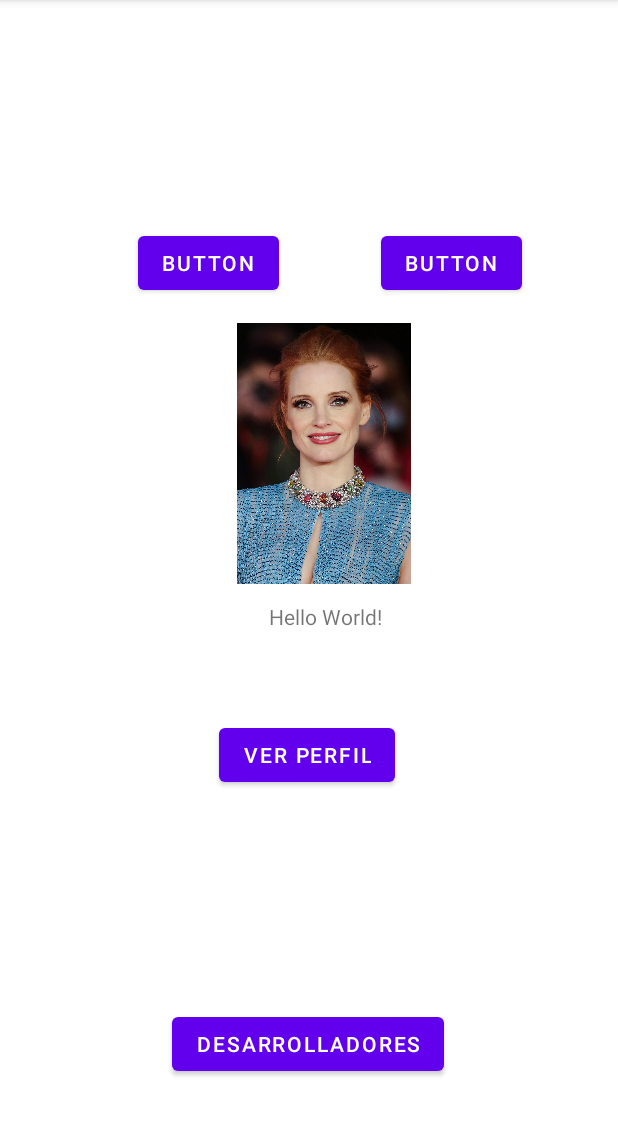
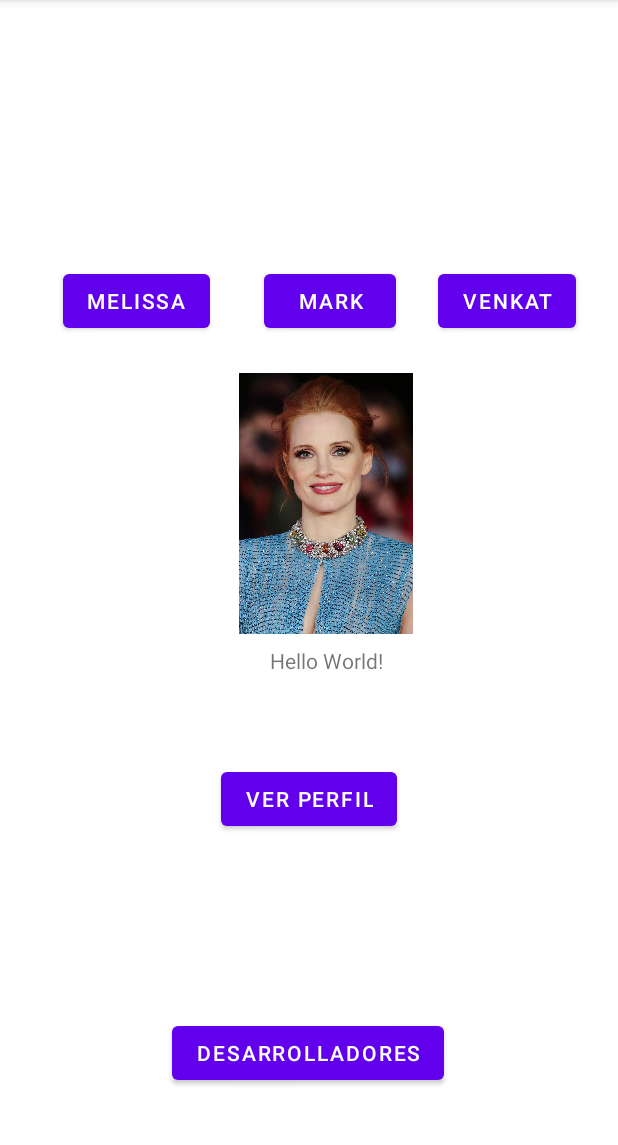
Before and after one commit to majo08velas/finalMoviles, an Android app: the screen it shows after launch (MainActivity), on a phone screen of 412 x 824 dp, the part 84-1229 px from its top. Run offline under Robolectric (Android 15) with nearby library versions, the phone set to English and light mode, and no system bars.

Commit message:
Nuevo Actor, nuevos atributos, función "setCharacter"

```diff
--- a/app/src/main/java/com/example/myapplication/Actor.kt
+++ b/app/src/main/java/com/example/myapplication/Actor.kt
@@ -1,3 +1,29 @@
 package com.example.myapplication
 
-open class Actor(val fistName: String, val age: Int, val image:Int)
+import android.os.Build
+import androidx.annotation.RequiresApi
+import java.time.LocalDate
+import java.time.temporal.ChronoUnit
+import java.util.*
+
+open class Actor(val fistName: String, val lastName: String, val image:Int, val bornDate: String){
+
+    val awards = arrayOf("")
+    val movies = arrayOf("El Marciano")
+    val instagram: String = ""
+
+    @RequiresApi(Build.VERSION_CODES.O)
+    fun showsAge():String{
+        val dateNow = LocalDate.now()
+        LocalDate.parse(bornDate)
+        return ChronoUnit.YEARS.between(LocalDate.parse(bornDate), dateNow).toString()
+
+    }
+}
+
+/*
+*
+* picture: File
+* web: [Url] = Uri.parse
+* instagram: String
+*/
--- a/app/src/main/java/com/example/myapplication/Character.kt
+++ b/app/src/main/java/com/example/myapplication/Character.kt
@@ -1,3 +1,3 @@
 package com.example.myapplication
 
-open class Character(val name:String, val lastName:String, val profession:String, val actorName:Actor)
+open class Character(val name:String, val lastName:String, val profession:String, val rol:String, val actorName:Actor)
--- a/app/src/main/java/com/example/myapplication/MainActivity.kt
+++ b/app/src/main/java/com/example/myapplication/MainActivity.kt
@@ -1,57 +1,55 @@
 package com.example.myapplication
 
 import android.content.Intent
-import androidx.appcompat.app.AppCompatActivity
+import android.os.Build
 import android.os.Bundle
+import android.util.Log
 import android.widget.Button
 import android.widget.ImageView
 import android.widget.TextView
+import androidx.annotation.RequiresApi
+import androidx.appcompat.app.AppCompatActivity
 import com.example.myapplication.ActorPrefs.Companion.prefs
+import java.util.*
 
+// Valor por Defecto
+var actor = Actor("Matt", "Damon", R.drawable.matt, "1970-09-08")
+
+@RequiresApi(Build.VERSION_CODES.O)
 class MainActivity : AppCompatActivity() {
+
+
     override fun onCreate(savedInstanceState: Bundle?) {
         super.onCreate(savedInstanceState)
         setContentView(R.layout.activity_main)
 
         val buttonUno: Button = findViewById(R.id.button)
         val buttonDos: Button = findViewById(R.id.button2)
+        val buttonTres: Button = findViewById(R.id.buttonVenkat)
         val buttonProfileActor:Button = findViewById(R.id.button4)
 
         val buttonDesarrolladores: Button = findViewById(R.id.button3)
 
-        val imageView: ImageView = findViewById(R.id.imageView)
+        val actor1 = Actor("Matt", "Damon", R.drawable.matt, "1970-09-08")
+        val actor2 = Actor("Jessica", "Chastain",R.drawable.jessica, "1977-02-24" )
+        val actor3 = Actor("Chiwetel ", "Ejiofor",R.drawable.chiwetel, "1977-06-10" )
+        val character1 = Character("Mark","Watney", "Astronauta","Principal",actor1)
+        val character2 = Character("Melissa","Lewis", "Astronauta","Principal",actor2)
+        val character3 = Character("Venkat","Kapoor", "Astronauta","Secundario", actor3)
 
-        val text: TextView = findViewById(R.id.cambiese)
+        setDataCharacter(buttonUno,character1,actor1)
+        setDataCharacter(buttonDos,character2,actor2)
+        setDataCharacter(buttonTres,character3,actor3)
 
-
-
-
-        val actor1 = Actor("Matt", 12, R.drawable.matt)
-        val actor2 = Actor("Jessica", 43,R.drawable.jessica )
-        val character1 = Character("Mark","Watney", "Astronauta",actor1)
-        val character2 = Character("Melissa","Lewis", "Astronauta",actor2)
-
-        // Valor por Defecto
-        var actor:Actor = Actor("Jessica", 43,R.drawable.jessica )
-
-        buttonUno.setOnClickListener {
-            text.text = "${character1.name} ${character1.lastName}"
-            imageView.setImageResource(actor1.image)
-            actor = actor1
-
-        }
-
-        buttonDos.setOnClickListener {
-            text.text = "${character2.name} ${character2.lastName}"
-            imageView.setImageResource(actor2.image)
-            actor = actor2
-
-        }
 
         buttonProfileActor.setOnClickListener {
             val i = Intent(this, ProfileActor::class.java)
-            prefs.saveName("name",actor.fistName)
-            prefs.saveImage("image",actor.image)
+            prefs.run {
+                saveFullName("${actor.fistName} ${actor.lastName}" )
+                saveDateBorn(actor.bornDate)
+                saveImage(actor.image)
+                saveMovies(actor.movies)
+            }
             startActivity(i)
         }
 
@@ -59,6 +57,18 @@ class MainActivity : AppCompatActivity() {
             val dialog = CustomAbout()
             dialog.show(supportFragmentManager, "Custom About Me")
         }
+    }
 
+    private fun setDataCharacter(btnCharacter:Button, character: Character, actorAux: Actor){
+        val imageView: ImageView = findViewById(R.id.imageView)
+        val text: TextView = findViewById(R.id.cambiese)
+
+        btnCharacter.setOnClickListener{
+            text.text = "${character.name} ${character.lastName}"
+            imageView.setImageResource(actorAux.image)
+            val yearsOld = actorAux.showsAge()
+            Log.d("Años", yearsOld)
+            actor = actorAux
+        }
     }
 }
--- a/app/src/main/java/com/example/myapplication/ProfileActor.kt
+++ b/app/src/main/java/com/example/myapplication/ProfileActor.kt
@@ -1,6 +1,7 @@
 package com.example.myapplication
 
 
+import android.annotation.SuppressLint
 import androidx.appcompat.app.AppCompatActivity
 import android.os.Bundle
 import android.widget.ImageView
@@ -14,10 +15,11 @@ class ProfileActor : AppCompatActivity() {
         setContentView(R.layout.activity_profile_actor)
 
         val text: TextView = findViewById(R.id.actor_name_text)
+        val dateBorn: TextView = findViewById(R.id.actor_born_text)
         val imageView: ImageView = findViewById(R.id.imageView3)
 
-
-        text.text = prefs.getName()
+        text.text = "${prefs.getFullName()}"
+        dateBorn.text = prefs.getDateBorn()
         imageView.setImageResource(prefs.getImage())
 
     }
--- a/app/src/main/res/layout/activity_main.xml
+++ b/app/src/main/res/layout/activity_main.xml
@@ -7,29 +7,6 @@
     tools:context=".MainActivity"
     android:layout_gravity="center">
 
-    <ImageView
-        android:id="@+id/imageView"
-        android:layout_width="237dp"
-        android:layout_height="174dp"
-        android:layout_marginBottom="12dp"
-        android:src="@drawable/jessica"
-        app:layout_constraintBottom_toTopOf="@+id/cambiese"
-        app:layout_constraintEnd_toEndOf="parent"
-        app:layout_constraintHorizontal_bias="0.557"
-        app:layout_constraintStart_toStartOf="parent" />
-
-    <Button
-        android:id="@+id/button2"
-        android:layout_width="wrap_content"
-        android:layout_height="wrap_content"
-        android:layout_marginEnd="48dp"
-        android:layout_marginBottom="16dp"
-        android:text="Button"
-        app:layout_constraintBottom_toTopOf="@+id/imageView"
-        app:layout_constraintEnd_toStartOf="@+id/button"
-        app:layout_constraintHorizontal_bias="0.819"
-        app:layout_constraintStart_toStartOf="parent" />
-
     <Button
         android:id="@+id/button4"
         android:layout_width="wrap_content"
@@ -37,20 +14,10 @@
         android:text="Ver perfil"
         app:layout_constraintBottom_toTopOf="@+id/button3"
         app:layout_constraintEnd_toEndOf="parent"
-        app:layout_constraintHorizontal_bias="0.496"
         app:layout_constraintStart_toStartOf="parent"
         app:layout_constraintTop_toBottomOf="@+id/cambiese"
-        app:layout_constraintVertical_bias="0.289" />
-
-    <Button
-        android:id="@+id/button"
-        android:layout_width="wrap_content"
-        android:layout_height="wrap_content"
-        android:layout_marginEnd="64dp"
-        android:layout_marginBottom="16dp"
-        android:text="Button"
-        app:layout_constraintBottom_toTopOf="@+id/imageView"
-        app:layout_constraintEnd_toEndOf="parent" />
+        app:layout_constraintVertical_bias="0.327"
+        />
 
     <TextView
         android:id="@+id/cambiese"
@@ -61,10 +28,55 @@
         android:text="Hello World!"
         app:layout_constraintBottom_toBottomOf="parent"
         app:layout_constraintEnd_toEndOf="parent"
-        app:layout_constraintHorizontal_bias="0.532"
+        app:layout_constraintHorizontal_bias="0.535"
         app:layout_constraintStart_toStartOf="parent"
         app:layout_constraintTop_toTopOf="parent"
-        app:layout_constraintVertical_bias="0.536" />
+        app:layout_constraintVertical_bias="0.575" />
+
+    <Button
+        android:id="@+id/button"
+        android:layout_width="wrap_content"
+        android:layout_height="wrap_content"
+        android:layout_marginEnd="28dp"
+        android:layout_marginBottom="24dp"
+        android:text="Mark"
+        app:layout_constraintBottom_toTopOf="@+id/imageView"
+        app:layout_constraintEnd_toStartOf="@+id/buttonVenkat" />
+
+    <Button
+        android:id="@+id/button2"
+        android:layout_width="wrap_content"
+        android:layout_height="wrap_content"
+        android:layout_marginEnd="30dp"
+        android:layout_marginStart="10dp"
+        android:layout_marginBottom="24dp"
+        android:text="Melissa"
+        app:layout_constraintBottom_toTopOf="@+id/imageView"
+        app:layout_constraintEnd_toStartOf="@+id/button"
+        app:layout_constraintHorizontal_bias="0.844"
+        app:layout_constraintStart_toStartOf="parent"
+        />
+
+    <Button
+        android:id="@+id/buttonVenkat"
+        android:layout_width="wrap_content"
+        android:layout_height="wrap_content"
+        android:layout_marginEnd="28dp"
+        android:layout_marginBottom="24dp"
+        android:text="Venkat"
+        app:layout_constraintBottom_toTopOf="@+id/imageView"
+        app:layout_constraintEnd_toEndOf="parent" />
+
+    <ImageView
+        android:id="@+id/imageView"
+        android:layout_width="237dp"
+        android:layout_height="174dp"
+        android:layout_marginBottom="8dp"
+        android:src="@drawable/jessica"
+        app:layout_constraintBottom_toTopOf="@+id/cambiese"
+        app:layout_constraintEnd_toEndOf="parent"
+        app:layout_constraintHorizontal_bias="0.563"
+        app:layout_constraintStart_toStartOf="parent" />
 
     <Button
         android:id="@+id/button3"
@@ -79,4 +91,8 @@
         app:layout_constraintTop_toBottomOf="@+id/cambiese"
         app:layout_constraintVertical_bias="0.8" />
 
+
+
+
+
 </androidx.constraintlayout.widget.ConstraintLayout>
```
Also changed, not shown: app/src/main/res/layout/activity_profile_actor.xml (+19 -11 lines), app/src/main/res/drawable/chiwetel.webp (added).
